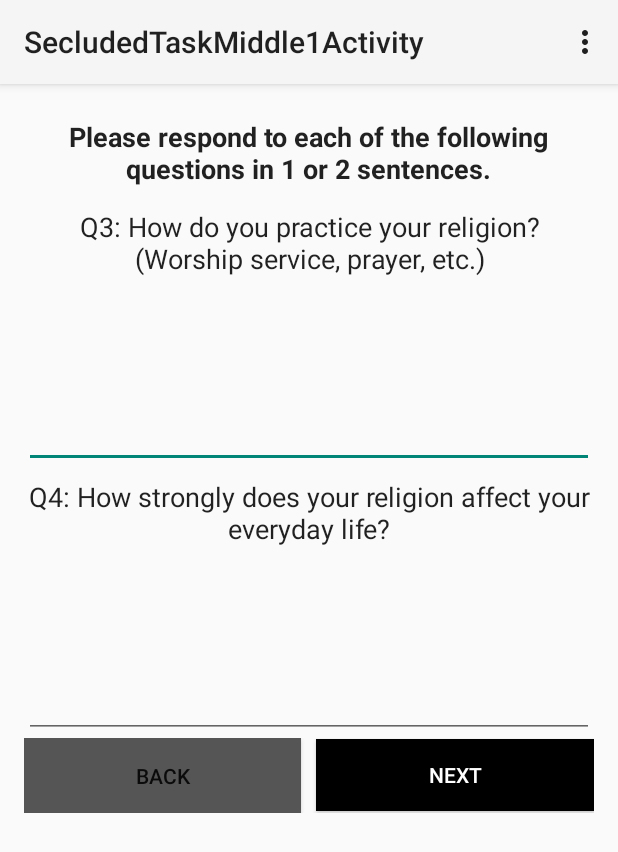
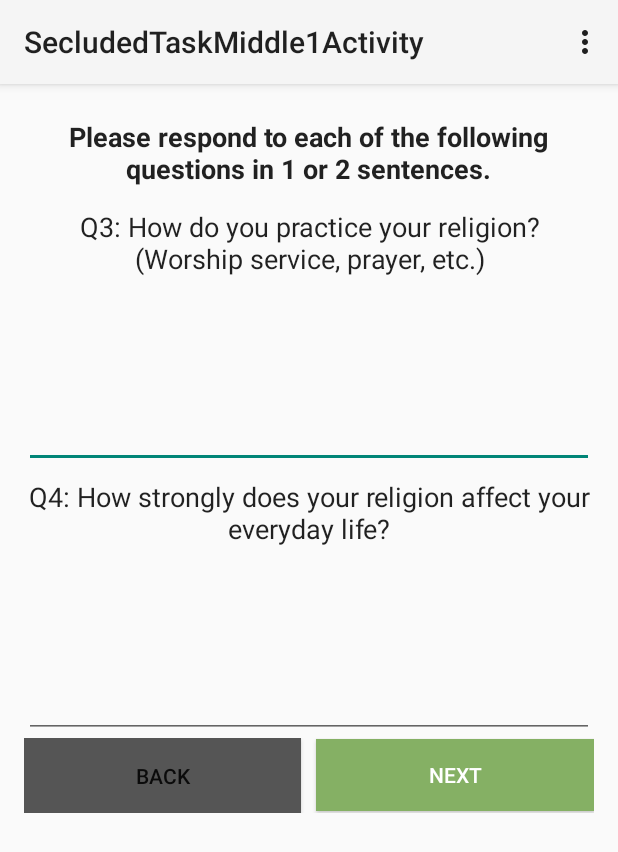
Before and after one commit to JohnYangSam/mwork-android, an Android app: the SecludedTaskMiddle1Activity screen opened directly, with no data from a screen before it, on a phone screen of 412 x 824 dp. Shown: the top 852 px of the screen. Run offline under Robolectric (Android 15) with nearby library versions, the phone set to English and light mode, and no system bars.

Commit message:
update secluded and two handed task forward movement buttons to green

```diff
--- a/app/src/main/res/layout/activity_secluded_task_middle1.xml
+++ b/app/src/main/res/layout/activity_secluded_task_middle1.xml
@@ -81,7 +81,7 @@
                     android:id="@+id/btnNext"
                     android:text="NEXT"
                     android:textColor="@color/white"
-                    android:background="@color/black"
+                    android:background="@color/green"
                     android:layout_width="0dp"
                     android:layout_height="wrap_content"
                     android:layout_weight=".10"
--- a/app/src/main/res/layout/activity_secluded_task_middle2.xml
+++ b/app/src/main/res/layout/activity_secluded_task_middle2.xml
@@ -81,7 +81,7 @@
                     android:id="@+id/btnNext"
                     android:text="NEXT"
                     android:textColor="@color/white"
-                    android:background="@color/black"
+                    android:background="@color/green"
                     android:layout_width="0dp"
                     android:layout_height="wrap_content"
                     android:layout_weight=".10"
--- a/app/src/main/res/layout/activity_secluded_task_start.xml
+++ b/app/src/main/res/layout/activity_secluded_task_start.xml
@@ -66,7 +66,7 @@
                 android:text="Next"
                 style="?android:textAppearanceSmall"
                 android:textColor="@color/white"
-                android:background="@color/black"
+                android:background="@color/green"
                 android:layout_width="match_parent"
                 android:layout_height="wrap_content"
                 android:layout_marginTop="16dp"
```
